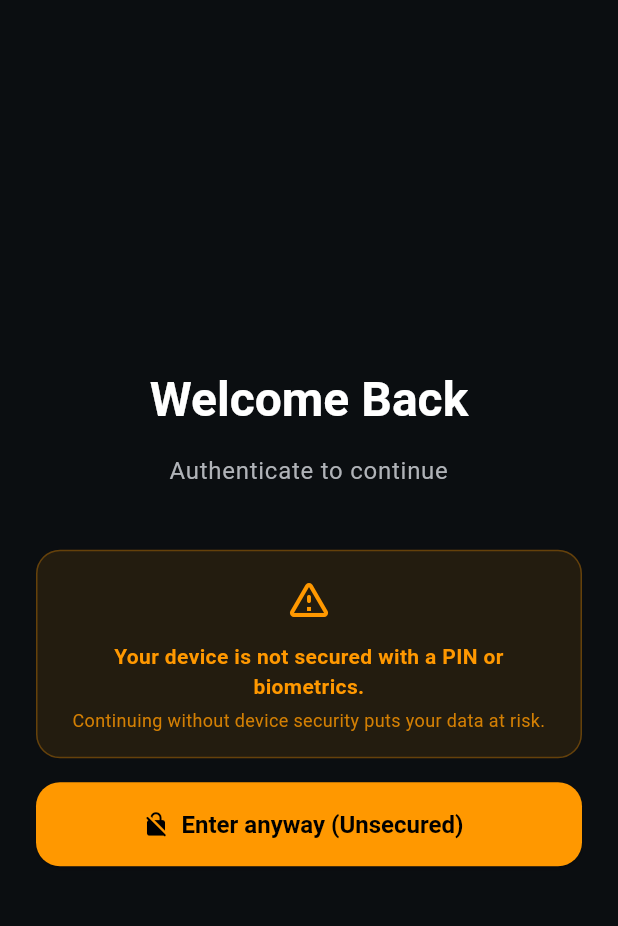
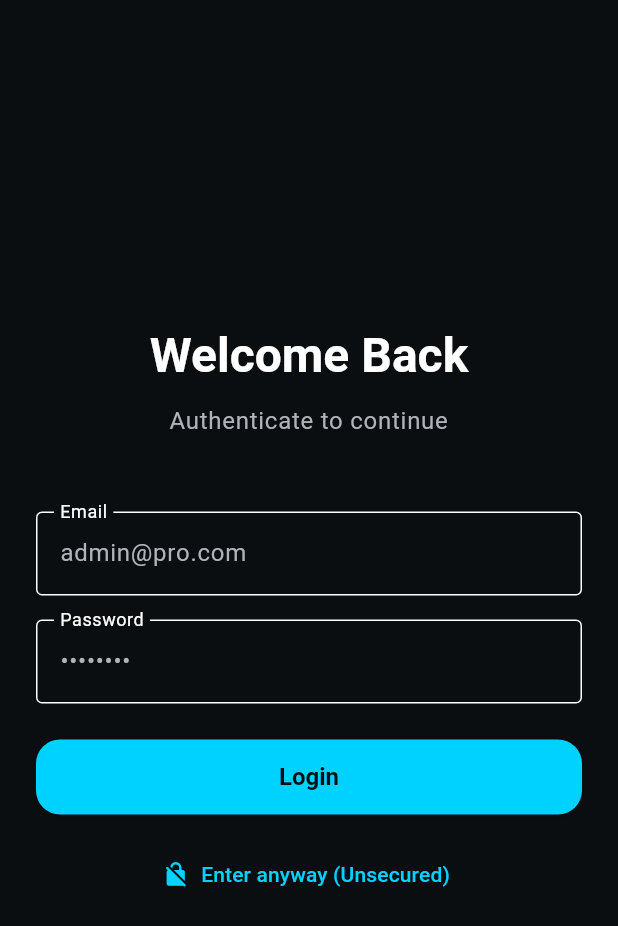
Before and after one commit to DiegoVilla27/face-id-flutter, a Flutter app: the screen it shows after launch, on a phone screen of 412 x 824 dp. Shown: the top 926 px of the screen. Run offline on Flutter 3.47's test engine with Material 3 defaults, Android fonts, the phone set to English and light mode, and no system bars; our stand-ins replace flutter_riverpod, flutter_secure_storage, go_router, local_auth, riverpod_annotation, shared_preferences; generated files the repository leaves out were written again.

Commit message:
feat(auth): implement master auth lifecycle with secure persistence and biometric gate

````diff
--- /dev/null
+++ b/devtools_options.yaml
@@ -0,0 +1,3 @@
+description: This file stores settings for Dart & Flutter DevTools.
+documentation: https://docs.flutter.dev/tools/devtools/extensions#configure-extension-enablement-states
+extensions:
--- a/lib/core/router/config/router_config.dart
+++ b/lib/core/router/config/router_config.dart
@@ -10,17 +10,19 @@ part 'router_config.g.dart';
 @riverpod
 GoRouter routerConfig(RouterConfigRef ref) {
   final authState = ref.watch(authNotifierProvider);
-  final bool isLogged = authState.valueOrNull == true;
+  final bool isLogged = authState.valueOrNull == AuthStatus.authenticated;
 
   return GoRouter(
     initialLocation: AppRoutes.login,
     redirect: (context, state) {
       final bool isLoggingIn = state.matchedLocation == AppRoutes.login;
 
+      // Only allow access to Home if status is definitively authenticated
       if (!isLogged) {
         return isLoggingIn ? null : AppRoutes.login;
       }
 
+      // If authenticated and tries to go to login, send to home
       if (isLoggingIn) {
         return AppRoutes.home;
       }
--- a/lib/l10n/app_localizations.dart
+++ /dev/null
@@ -1,176 +0,0 @@
-import 'dart:async';
-
-import 'package:flutter/foundation.dart';
-import 'package:flutter/widgets.dart';
-import 'package:flutter_localizations/flutter_localizations.dart';
-import 'package:intl/intl.dart' as intl;
-
-import 'app_localizations_en.dart';
-import 'app_localizations_es.dart';
-
-// ignore_for_file: type=lint
-
-/// Callers can lookup localized strings with an instance of AppLocalizations
-/// returned by `AppLocalizations.of(context)`.
-///
-/// Applications need to include `AppLocalizations.delegate()` in their app's
-/// `localizationDelegates` list, and the locales they support in the app's
-/// `supportedLocales` list. For example:
-///
-/// ```dart
-/// import 'l10n/app_localizations.dart';
-///
-/// return MaterialApp(
-///   localizationsDelegates: AppLocalizations.localizationsDelegates,
-///   supportedLocales: AppLocalizations.supportedLocales,
-///   home: MyApplicationHome(),
-/// );
-/// ```
-///
-/// ## Update pubspec.yaml
-///
-/// Please make sure to update your pubspec.yaml to include the following
-/// packages:
-///
-/// ```yaml
-/// dependencies:
-///   # Internationalization support.
-///   flutter_localizations:
-///     sdk: flutter
-///   intl: any # Use the pinned version from flutter_localizations
-///
-///   # Rest of dependencies
-/// ```
-///
-/// ## iOS Applications
-///
-/// iOS applications define key application metadata, including supported
-/// locales, in an Info.plist file that is built into the application bundle.
-/// To configure the locales supported by your app, you’ll need to edit this
-/// file.
-///
-/// First, open your project’s ios/Runner.xcworkspace Xcode workspace file.
-/// Then, in the Project Navigator, open the Info.plist file under the Runner
-/// project’s Runner folder.
-///
-/// Next, select the Information Property List item, select Add Item from the
-/// Editor menu, then select Localizations from the pop-up menu.
-///
-/// Select and expand the newly-created Localizations item then, for each
-/// locale your application supports, add a new item and select the locale
-/// you wish to add from the pop-up menu in the Value field. This list should
-/// be consistent with the languages listed in the AppLocalizations.supportedLocales
-/// property.
-abstract class AppLocalizations {
-  AppLocalizations(String locale)
-    : localeName = intl.Intl.canonicalizedLocale(locale.toString());
-
-  final String localeName;
-
-  static AppLocalizations? of(BuildContext context) {
-    return Localizations.of<AppLocalizations>(context, AppLocalizations);
-  }
-
-  static const LocalizationsDelegate<AppLocalizations> delegate =
-      _AppLocalizationsDelegate();
-
-  /// A list of this localizations delegate along with the default localizations
-  /// delegates.
-  ///
-  /// Returns a list of localizations delegates containing this delegate along with
-  /// GlobalMaterialLocalizations.delegate, GlobalCupertinoLocalizations.delegate,
-  /// and GlobalWidgetsLocalizations.delegate.
-  ///
-  /// Additional delegates can be added by appending to this list in
-  /// MaterialApp. This list does not have to be used at all if a custom list
-  /// of delegates is preferred or required.
-  static const List<LocalizationsDelegate<dynamic>> localizationsDelegates =
-      <LocalizationsDelegate<dynamic>>[
-        delegate,
-        GlobalMaterialLocalizations.delegate,
-        GlobalCupertinoLocalizations.delegate,
-        GlobalWidgetsLocalizations.delegate,
-      ];
-
-  /// A list of this localizations delegate's supported locales.
-  static const List<Locale> supportedLocales = <Locale>[
-    Locale('en'),
-    Locale('es'),
-  ];
-
-  /// No description provided for @appName.
-  ///
-  /// In en, this message translates to:
-  /// **'Face ID Pro'**
-  String get appName;
-
-  /// No description provided for @loginTitle.
-  ///
-  /// In en, this message translates to:
-  /// **'Welcome Back'**
-  String get loginTitle;
-
-  /// No description provided for @loginSubtitle.
-  ///
-  /// In en, this message translates to:
-  /// **'Authenticate to continue'**
-  String get loginSubtitle;
-
-  /// No description provided for @unlockWithFaceId.
-  ///
-  /// In en, this message translates to:
-  /// **'Unlock with Face ID'**
-  String get unlockWithFaceId;
-
-  /// No description provided for @homeTitle.
-  ///
-  /// In en, this message translates to:
-  /// **'Secure Home'**
-  String get homeTitle;
-
-  /// No description provided for @homeWelcome.
-  ///
-  /// In en, this message translates to:
-  /// **'Safe surroundings detected'**
-  String get homeWelcome;
-
-  /// No description provided for @logout.
-  ///
-  /// In en, this message translates to:
-  /// **'Logout'**
-  String get logout;
-}
-
-class _AppLocalizationsDelegate
-    extends LocalizationsDelegate<AppLocalizations> {
-  const _AppLocalizationsDelegate();
-
-  @override
-  Future<AppLocalizations> load(Locale locale) {
-    return SynchronousFuture<AppLocalizations>(lookupAppLocalizations(locale));
-  }
-
-  @override
-  bool isSupported(Locale locale) =>
-      <String>['en', 'es'].contains(locale.languageCode);
-
-  @override
-  bool shouldReload(_AppLocalizationsDelegate old) => false;
-}
-
-AppLocalizations lookupAppLocalizations(Locale locale) {
-  // Lookup logic when only language code is specified.
-  switch (locale.languageCode) {
-    case 'en':
-      return AppLocalizationsEn();
-    case 'es':
-      return AppLocalizationsEs();
-  }
-
-  throw FlutterError(
-    'AppLocalizations.delegate failed to load unsupported locale "$locale". This is likely '
-    'an issue with the localizations generation tool. Please file an issue '
-    'on GitHub with a reproducible sample app and the gen-l10n configuration '
-    'that was used.',
-  );
-}
--- a/lib/screens/public/login/login_screen.dart
+++ b/lib/screens/public/login/login_screen.dart
@@ -4,51 +4,89 @@ import '../../../core/extensions/context_extensions.dart';
 import '../../../services/auth_service.dart';
 import '../../../services/biometric_service.dart';
 
-class LoginScreen extends ConsumerWidget {
+class LoginScreen extends ConsumerStatefulWidget {
   const LoginScreen({super.key});
 
   @override
-  Widget build(BuildContext context, WidgetRef ref) {
+  ConsumerState<LoginScreen> createState() => _LoginScreenState();
+}
+
+class _LoginScreenState extends ConsumerState<LoginScreen> {
+  final _emailController = TextEditingController(text: 'admin@pro.com');
+  final _passwordController = TextEditingController(text: 'admin123');
+
+  @override
+  void initState() {
+    super.initState();
+    // Auto-trigger biometrics if waiting
+    WidgetsBinding.instance.addPostFrameCallback((_) {
+      _checkAutoBiometrics();
+    });
+  }
+
+  Future<void> _checkAutoBiometrics() async {
+    final authState = ref.read(authNotifierProvider).valueOrNull;
+
+    // Auto-trigger ONLY if state is waitingForBiometrics
+    if (authState == AuthStatus.waitingForBiometrics) {
+      ref.read(authNotifierProvider.notifier).loginWithBiometrics();
+    }
+  }
+
+  @override
+  Widget build(BuildContext context) {
     final authState = ref.watch(authNotifierProvider);
     final authType = ref.watch(authTypeProvider);
 
     return Scaffold(
       body: Center(
-        child: Padding(
+        child: SingleChildScrollView(
           padding: const EdgeInsets.symmetric(horizontal: 24),
           child: Column(
             mainAxisAlignment: MainAxisAlignment.center,
             children: [
-              Text(
-                context.l10n.loginTitle,
-                style: context.typography.headlineLarge,
+              Text(context.l10n.loginTitle, style: context.typography.headlineLarge),
+              const SizedBox(height: 12),
+              Text(context.l10n.loginSubtitle, style: context.typography.bodyLarge, textAlign: TextAlign.center),
+              const SizedBox(height: 48),
+
+              // Login Form
+              TextField(
+                controller: _emailController,
+                decoration: const InputDecoration(labelText: 'Email', border: OutlineInputBorder()),
               ),
               const SizedBox(height: 16),
-              Text(
-                context.l10n.loginSubtitle,
-                style: context.typography.bodyLarge,
-                textAlign: TextAlign.center,
+              TextField(
+                controller: _passwordController,
+                obscureText: true,
+                decoration: const InputDecoration(labelText: 'Password', border: OutlineInputBorder()),
               ),
-              const SizedBox(height: 40),
+              const SizedBox(height: 24),
 
-              // Security Warning Molecule
-              authType.maybeWhen(
-                data: (type) => type == AppAuthType.none
-                  ? const _SecurityWarning()
-                  : const SizedBox.shrink(),
-                orElse: () => const SizedBox.shrink(),
+              // Action Button
+              authState.maybeWhen(
+                loading: () => const CircularProgressIndicator.adaptive(),
+                orElse: () => SizedBox(
+                  width: double.infinity,
+                  height: 50,
+                  child: ElevatedButton(
+                    onPressed: () {
+                      ref.read(authNotifierProvider.notifier).loginWithPassword(
+                        email: _emailController.text,
+                        password: _passwordController.text,
+                      );
+                    },
+                    child: const Text('Login'),
+                  ),
+                ),
               ),
 
               const SizedBox(height: 16),
 
-              // Dynamic Auth Button
-              authState.maybeWhen(
-                loading: () => const CircularProgressIndicator.adaptive(),
-                orElse: () => authType.when(
-                  data: (type) => _AuthButton(type: type),
-                  loading: () => const CircularProgressIndicator.adaptive(),
-                  error: (_, __) => _AuthButton(type: AppAuthType.none),
-                ),
+              // Biometric Shortcut (Always show if hardware supports it, but action depends on state)
+              authType.maybeWhen(
+                data: (type) => _AuthButton(type: type),
+                orElse: () => const SizedBox.shrink(),
               ),
 
               if (authState.hasError) ...[
@@ -58,39 +96,6 @@ class LoginScreen extends ConsumerWidget {
             ],
           ),
         ),
-      ),
-    );
-  }
-}
-
-class _SecurityWarning extends StatelessWidget {
-  const _SecurityWarning();
-
-  @override
-  Widget build(BuildContext context) {
-    return Container(
-      padding: const EdgeInsets.all(16),
-      decoration: BoxDecoration(
-        color: Colors.orange.withValues(alpha: 0.1),
-        borderRadius: BorderRadius.circular(16),
-        border: Border.all(color: Colors.orange.withValues(alpha: 0.3)),
-      ),
-      child: Column(
-        children: [
-          const Icon(Icons.warning_amber_rounded, color: Colors.orange, size: 32),
-          const SizedBox(height: 12),
-          Text(
-            context.l10n.insecureDeviceWarning,
-            style: const TextStyle(fontWeight: FontWeight.bold, color: Colors.orange),
-            textAlign: TextAlign.center,
-          ),
-          const SizedBox(height: 4),
-          Text(
-            context.l10n.continueAtYourOwnRisk,
-            style: TextStyle(color: Colors.orange.withValues(alpha: 0.8), fontSize: 12),
-            textAlign: TextAlign.center,
-          ),
-        ],
       ),
     );
   }
@@ -112,12 +117,7 @@ class _ErrorBanner extends StatelessWidget {
         children: [
           Icon(Icons.error_outline, color: context.colors.error),
           const SizedBox(width: 12),
-          Expanded(
-            child: Text(
-              message,
-              style: TextStyle(color: context.colors.error, fontSize: 13),
-            ),
-          ),
+          Expanded(child: Text(message, style: TextStyle(color: context.colors.error, fontSize: 13))),
         ],
       ),
     );
@@ -126,7 +126,6 @@ class _ErrorBanner extends StatelessWidget {
 
 class _AuthButton extends ConsumerWidget {
   final AppAuthType type;
-
   const _AuthButton({required this.type});
 
   @override
@@ -135,29 +134,16 @@ class _AuthButton extends ConsumerWidget {
     final String label;
 
     switch (type) {
-      case AppAuthType.face:
-        icon = Icons.face;
-        label = context.l10n.unlockWithFaceId;
-      case AppAuthType.fingerprint:
-        icon = Icons.fingerprint;
-        label = context.l10n.unlockWithFingerprint;
-      case AppAuthType.pin:
-        icon = Icons.grid_view_sharp;
-        label = context.l10n.unlockWithPin;
-      case AppAuthType.none:
-        icon = Icons.no_encryption_gmailerrorred_rounded;
-        label = context.l10n.enterUnsecured;
+      case AppAuthType.face: icon = Icons.face; label = context.l10n.unlockWithFaceId;
+      case AppAuthType.fingerprint: icon = Icons.fingerprint; label = context.l10n.unlockWithFingerprint;
+      case AppAuthType.pin: icon = Icons.grid_view_sharp; label = context.l10n.unlockWithPin;
+      case AppAuthType.none: icon = Icons.no_encryption_gmailerrorred_rounded; label = context.l10n.enterUnsecured;
     }
 
-    return ElevatedButton.icon(
-      onPressed: () {
-        ref.read(authNotifierProvider.notifier).login();
-      },
+    return TextButton.icon(
+      onPressed: () => ref.read(authNotifierProvider.notifier).loginWithBiometrics(),
       icon: Icon(icon),
       label: Text(label),
-      style: type == AppAuthType.none
-        ? ElevatedButton.styleFrom(backgroundColor: Colors.orange, foregroundColor: Colors.black)
-        : null,
     );
   }
 }
--- a/pubspec.yaml
+++ b/pubspec.yaml
@@ -40,6 +40,7 @@ dependencies:
   intl: ^0.20.2
   flutter_localizations:
     sdk: flutter
+  shared_preferences: ^2.5.5
 
 dev_dependencies:
   flutter_test:
````
Also changed, not shown: lib/l10n/app_localizations_en.dart (deleted, +0 -31 lines), lib/l10n/app_localizations_es.dart (deleted, +0 -31 lines), lib/screens/private/home/home_screen.dart (+42 -8 lines), lib/services/auth_service.dart (+78 -15 lines), lib/services/storage_service.dart (added, +43 -0 lines), lib/services/auth_service.g.dart, lib/services/storage_service.g.dart (added), pubspec.lock, 1 other file.
